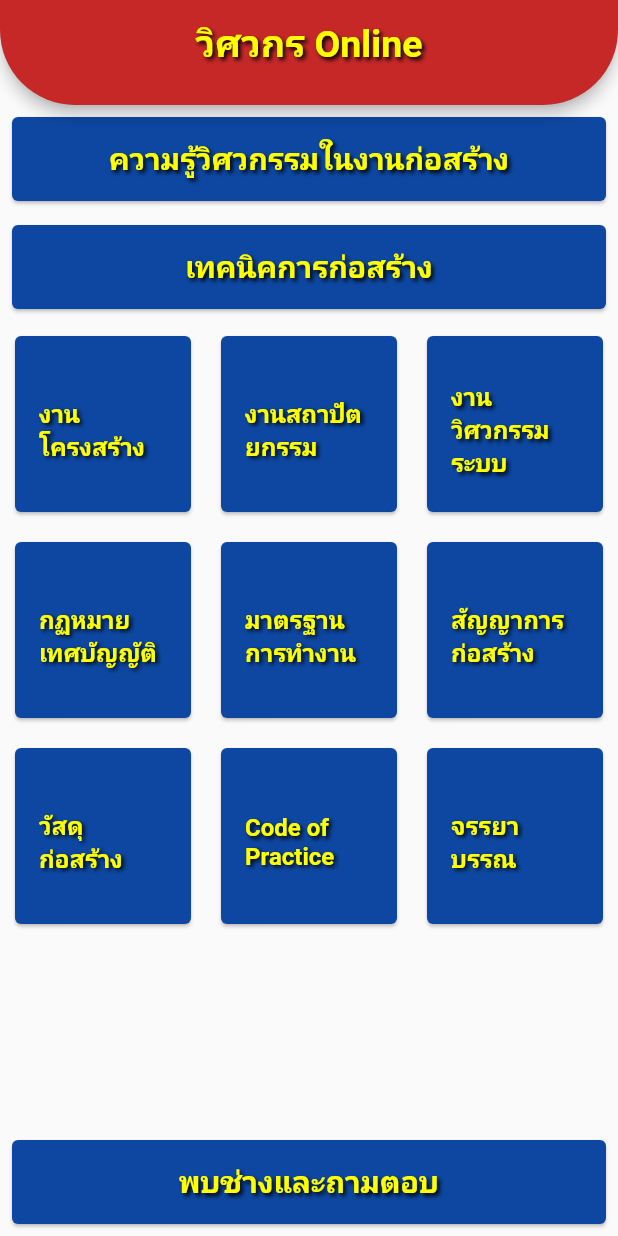
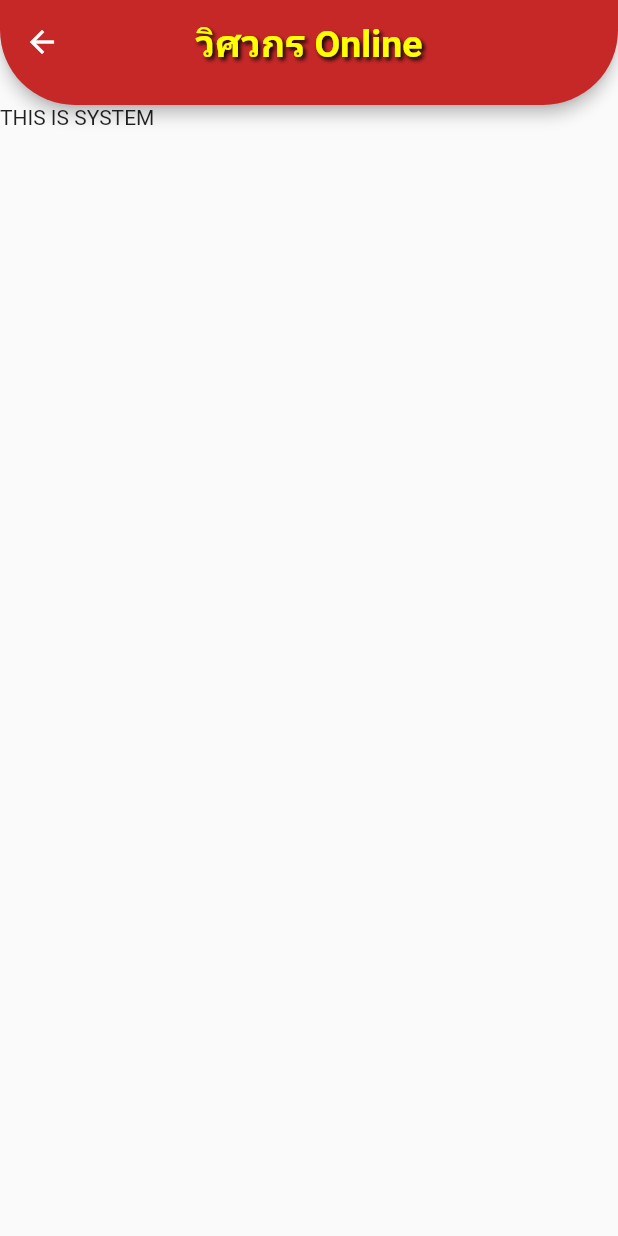
Before and after one commit to Nat-Dev/engineeronline, a Flutter app: the screen it shows after launch, after a tap on "งานวิศวกรรมระบบ", on a phone screen of 412 x 824 dp. Run offline on Flutter 3.47's test engine with Material 2 defaults, Android fonts, the phone set to English and light mode, and no system bars.

Commit message:
add system page

```diff
--- a/lib/screens/home.dart
+++ b/lib/screens/home.dart
@@ -3,6 +3,7 @@ import 'package:engineeronline/screens/general.dart';
 import 'package:engineeronline/screens/technique.dart';
 import 'package:engineeronline/screens/structure.dart';
 import 'package:engineeronline/screens/architecture.dart';
+import 'package:engineeronline/screens/system.dart';
 import 'package:flutter/material.dart';
 
 class Home extends StatefulWidget {
@@ -125,6 +126,10 @@ class _HomeState extends State<Home> {
               MaterialPageRoute materialPageRoute = MaterialPageRoute(
                   builder: (BuildContext context) => Architecture());
               Navigator.of(context).push(materialPageRoute);
+            } else if (str == "งานวิศวกรรมระบบ") {
+              MaterialPageRoute materialPageRoute = MaterialPageRoute(
+                  builder: (BuildContext context) => System());
+              Navigator.of(context).push(materialPageRoute);
             }
           },
           title: Center(
--- /dev/null
+++ b/lib/screens/system.dart
@@ -0,0 +1,41 @@
+import 'package:flutter/material.dart';
+
+class System extends StatefulWidget {
+  @override
+  _SystemState createState() => _SystemState();
+}
+
+class _SystemState extends State<System> {
+  @override
+  Widget build(BuildContext context) {
+    return Scaffold(
+      appBar: PreferredSize(
+        preferredSize: Size.fromHeight(70),
+        child: AppBar(
+          centerTitle: true,
+          title: Text(
+            "วิศวกร Online",
+            style: TextStyle(
+                fontWeight: FontWeight.bold,
+                fontSize: 25,
+                color: Colors.yellowAccent,
+                shadows: [
+                  Shadow(
+                    offset: Offset(1.75, 1.75),
+                    blurRadius: 3.0,
+                    color: Color.fromARGB(255, 0, 0, 0),
+                  )
+                ]),
+          ),
+          backgroundColor: Colors.red.shade800,
+          shape: RoundedRectangleBorder(
+              borderRadius: BorderRadius.only(
+            bottomRight: Radius.circular(50),
+            bottomLeft: Radius.circular(50),
+          )),
+        ),
+      ),
+      body: Text("THIS IS SYSTEM"),
+    );
+  }
+}
```
